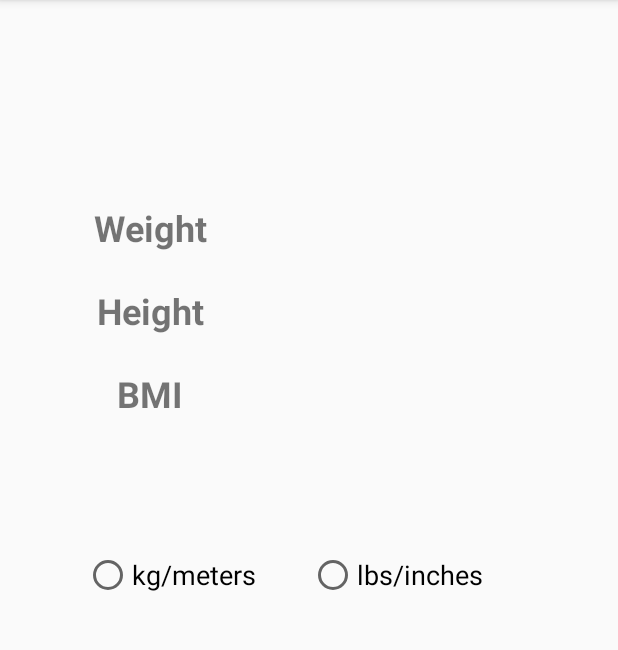
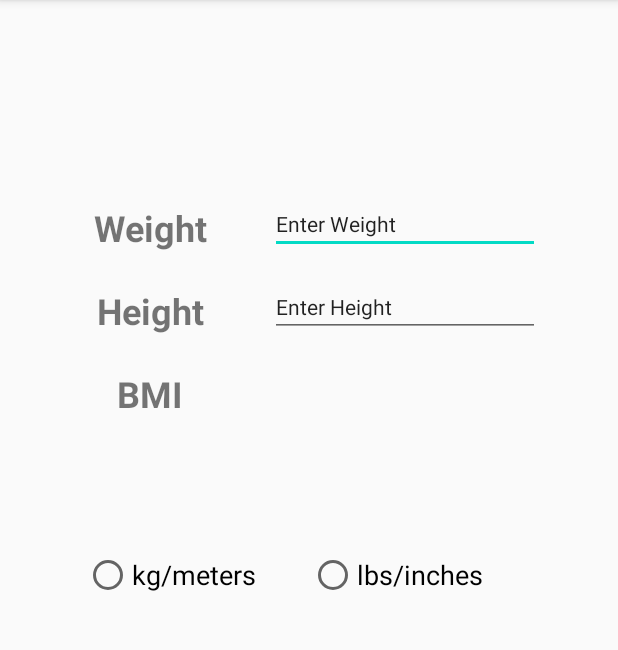
Before and after one commit to xyzhu99/CS213_Assignment5_BMICalculator, an Android app: the screen it shows after launch (MainActivity), on a phone screen of 412 x 824 dp, the part 84-734 px from its top. Run offline under Robolectric (Android 15) with nearby library versions, the phone set to English and light mode, and no system bars.

Commit message:
editText

```diff
--- a/app/src/main/res/layout/activity_main.xml
+++ b/app/src/main/res/layout/activity_main.xml
@@ -49,6 +49,39 @@
         app:layout_constraintStart_toStartOf="@+id/weight"
         app:layout_constraintTop_toBottomOf="@+id/weight" />
 
+    <EditText
+        android:id="@+id/weightInput"
+        android:layout_width="180dp"
+        android:layout_height="35dp"
+        android:layout_marginStart="20dp"
+        android:layout_marginLeft="20dp"
+        android:layout_weight="1"
+        android:ems="10"
+        android:gravity="left|center_vertical"
+        android:inputType="number"
+        android:text="Enter Weight"
+        android:textSize="14sp"
+        app:layout_constraintBottom_toBottomOf="@+id/weight"
+        app:layout_constraintStart_toEndOf="@+id/weight"
+        app:layout_constraintTop_toTopOf="@+id/weight"
+        app:layout_constraintVertical_bias="0.0" />
+
+    <EditText
+        android:id="@+id/heightInput"
+        android:layout_width="180dp"
+        android:layout_height="35dp"
+        android:layout_marginStart="20dp"
+        android:layout_marginLeft="20dp"
+        android:layout_weight="1"
+        android:ems="10"
+        android:gravity="left|center_vertical"
+        android:inputType="number"
+        android:text="Enter Height"
+        android:textSize="14sp"
+        app:layout_constraintBottom_toBottomOf="@+id/height"
+        app:layout_constraintStart_toEndOf="@+id/height"
+        app:layout_constraintTop_toTopOf="@+id/height" />
+
     <RadioGroup
         android:id="@+id/options"
         android:layout_width="300dp"
```
